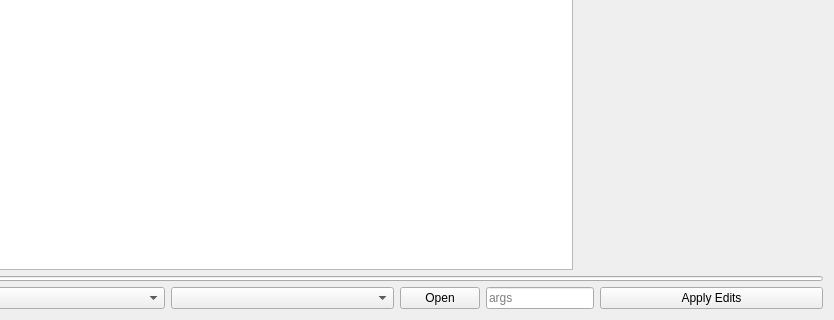
Before: the Qt Designer form resource/editor_widget.ui in gmoberg/rqt_launch_editor, drawn with Qt 5; both pictures show x 133 to 967 and y 170 to 490 of the 967 by 490 pixel window.
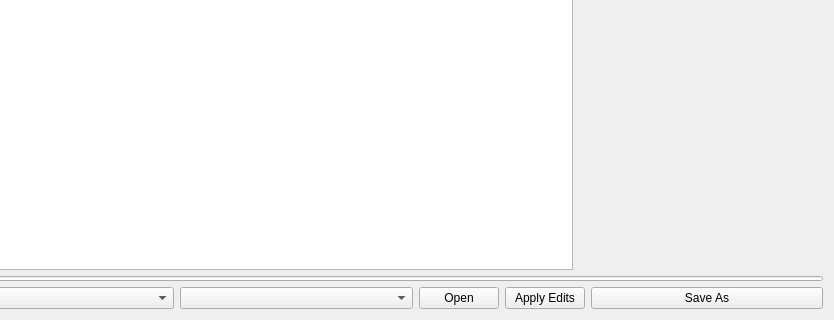
After: the same form once the commit is applied.

```diff
--- a/resource/editor_widget.ui
+++ b/resource/editor_widget.ui
@@ -402,7 +402,7 @@
        </widget>
       </item>
       
-      <item>
+      <!--<item>
        <widget class="QLineEdit" name="args_input">
         <property name="toolTip">
          <string>Pass args to the root launch file like 'arg_key:=arg_value'</string>
@@ -411,7 +411,7 @@
          <string>args</string>
         </property>
        </widget>
-      </item>
+      </item>-->
       <item>
          <widget class="QPushButton" name="apply">
           <property name="text">
@@ -419,6 +419,13 @@
           </property>
         </widget>
       </item>
+      <item>
+        <widget class="QPushButton" name="save_as">
+          <property name="text">
+            <string>Save As</string>
+          </property>
+        </widget>
+      </item>
      </layout>
     </widget>
    </item>
```
